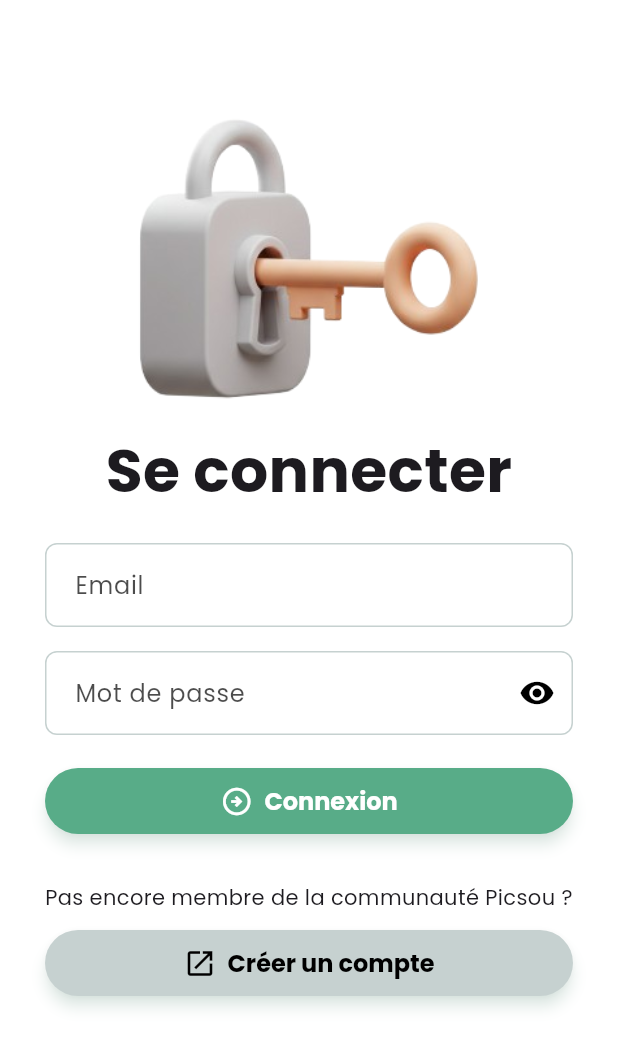
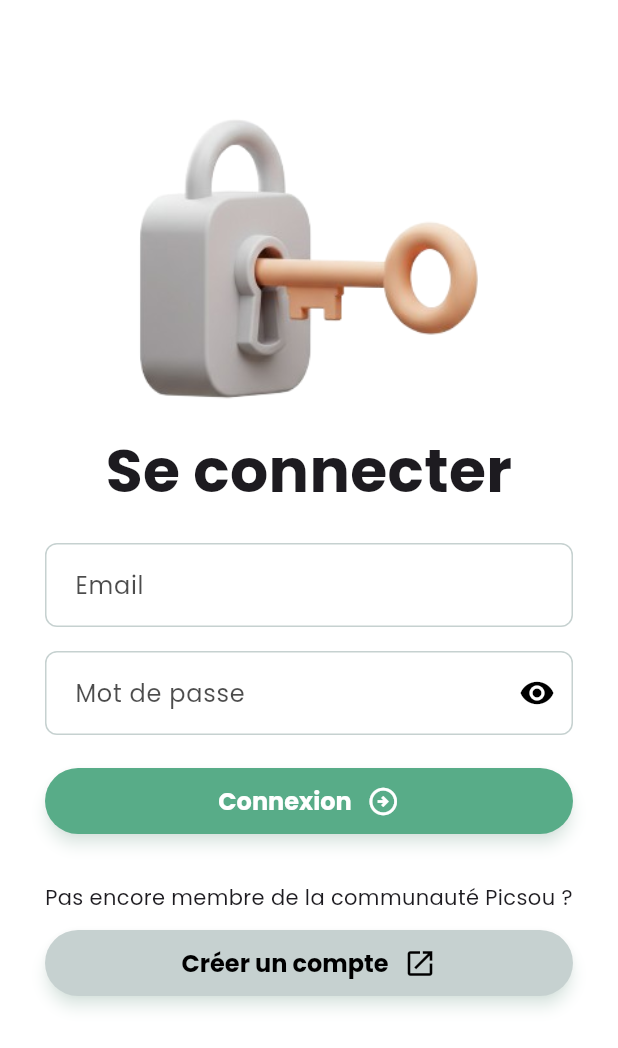
Before and after one commit to mael-grn/Projet-Picsou, a Flutter app: the LoginView screen opened directly, on a phone screen of 412 x 824 dp. Shown: the top 1048 px of the screen. Run offline on Flutter 3.47's test engine with Material 3 defaults, Android fonts, the phone set to English and light mode, and no system bars; our stand-ins replace flutter_svg, loading_animation_widget, shared_preferences, shimmer; missing offline and left inert: restart_app; accounts and stored records are empty; network calls fail.

Commit message:
animations

```diff
--- a/lib/dialogs/alert_dialog_builder.dart
+++ b/lib/dialogs/alert_dialog_builder.dart
@@ -5,6 +5,7 @@ import 'package:projet_picsou/widgets/ui/button_widget.dart';
 import '../core/theme/app_theme.dart';
 import '../enums/network_error_enum.dart';
 import '../main.dart';
+import '../widgets/animations/scale_animation_widget.dart';
 
 class DialogBuilder {
   static final context = navigatorKey.currentContext;
@@ -45,7 +46,8 @@ class DialogBuilder {
     Function? onCLose,
   ]) {
     return _showDialog((BuildContext context) {
-      return AlertDialog(
+      return ScaleAnimationWidget(
+        child: AlertDialog(
           content: SingleChildScrollView(
             child: Column(
               mainAxisSize: MainAxisSize.min,
@@ -75,6 +77,7 @@ class DialogBuilder {
                 }
             )
           ],
+        )
       );
     });
   }
--- a/lib/views/login_view.dart
+++ b/lib/views/login_view.dart
@@ -1,12 +1,14 @@
 import 'package:flutter/material.dart';
 import 'package:projet_picsou/controllers/login_controller.dart';
 import 'package:projet_picsou/views/register_view.dart';
+import 'package:projet_picsou/widgets/animations/scale_animation_widget.dart';
 import 'package:projet_picsou/widgets/global_layout.dart';
 import 'package:projet_picsou/widgets/ui/Text_field_widget.dart';
 import 'package:projet_picsou/widgets/ui/button_widget.dart';
 import 'package:provider/provider.dart';
 import '../core/PageRoute.dart';
 import '../core/theme/app_theme.dart';
+import '../widgets/animations/scale_pop_animation_widget.dart';
 
 
 class LoginView extends StatefulWidget {
@@ -32,10 +34,12 @@ class _LoginViewState extends State<LoginView> {
               crossAxisAlignment: CrossAxisAlignment.stretch,
               children: <Widget>[
                 SizedBox(height: 75),
-                Image.asset(
-                    height: 200,
-                    width: 200,
-                    "images/login.png"
+                ScaleAnimationWidget(
+                  child: Image.asset(
+                      height: 200,
+                      width: 200,
+                      "images/login.png"
+                  ),
                 ),
                 SizedBox(height: 10),
                 Text(
--- /dev/null
+++ b/lib/widgets/animations/scale_animation_widget.dart
@@ -0,0 +1,42 @@
+import 'package:flutter/material.dart';
+
+class ScaleAnimationWidget extends StatefulWidget {
+  final Widget child;
+  final Duration duration;
+  final Curve curve;
+
+  const ScaleAnimationWidget({
+    super.key,
+    required this.child,
+    this.duration = const Duration(milliseconds: 700),
+    this.curve = Curves.fastEaseInToSlowEaseOut,
+  });
+
+  @override
+  State<ScaleAnimationWidget> createState() => _ScaleAnimationWidgetState();
+}
+
+class _ScaleAnimationWidgetState extends State<ScaleAnimationWidget> {
+  double _scale = 0.0;
+
+  @override
+  void initState() {
+    super.initState();
+    // Démarre l’animation au prochain frame
+    Future.delayed(Duration.zero, () {
+      setState(() {
+        _scale = 1.0;
+      });
+    });
+  }
+
+  @override
+  Widget build(BuildContext context) {
+    return AnimatedScale(
+      scale: _scale,
+      duration: widget.duration,
+      curve: widget.curve,
+      child: widget.child,
+    );
+  }
+}
--- a/lib/widgets/ui/button_widget.dart
+++ b/lib/widgets/ui/button_widget.dart
@@ -21,6 +21,7 @@ class ButtonWidget extends StatelessWidget {
   final Color foregroundColor;
   final VoidCallback onPressed;
   final EdgeInsetsGeometry padding;
+  final bool iconOnRight;
 
   const ButtonWidget({
     super.key,
@@ -30,11 +31,20 @@ class ButtonWidget extends StatelessWidget {
     this.backgroundColor = primaryColor,
     required this.onPressed,
     this.padding = const EdgeInsets.symmetric(vertical: 10, horizontal: 15),
+    this.iconOnRight = true,
   });
 
   @override
   Widget build(BuildContext context) {
-    return ElevatedButton.icon(
+    final children = <Widget>[
+      if (!iconOnRight) Icon(icon, size: 22),
+      if (!iconOnRight) SizedBox(width: 10),
+      Text(message),
+      if (iconOnRight) SizedBox(width: 10),
+      if (iconOnRight) Icon(icon, size: 22),
+    ];
+
+    return ElevatedButton(
       style: ElevatedButton.styleFrom(
         backgroundColor: backgroundColor,
         foregroundColor: foregroundColor,
@@ -50,12 +60,14 @@ class ButtonWidget extends StatelessWidget {
           fontFamily: 'Poppins',
         ),
       ),
-      icon: Icon(icon, size: 22),
-      label: Text(message),
       onPressed: () {
         HapticFeedback.mediumImpact();
         onPressed();
-      }
+      },
+      child: Row(
+        mainAxisSize: MainAxisSize.min,
+        children: children,
+      ),
     );
   }
 }
```
Also changed, not shown: lib/views/register_view.dart (+8 -4 lines), lib/views/splash_screen_view.dart (+8 -2 lines), lib/widgets/animations/scale_pop_animation_widget.dart (added, +42 -0 lines), lib/widgets/animations/slide_fade_animation_widget.dart (added, +51 -0 lines). Lines whose indentation alone changed are shown as unchanged.
